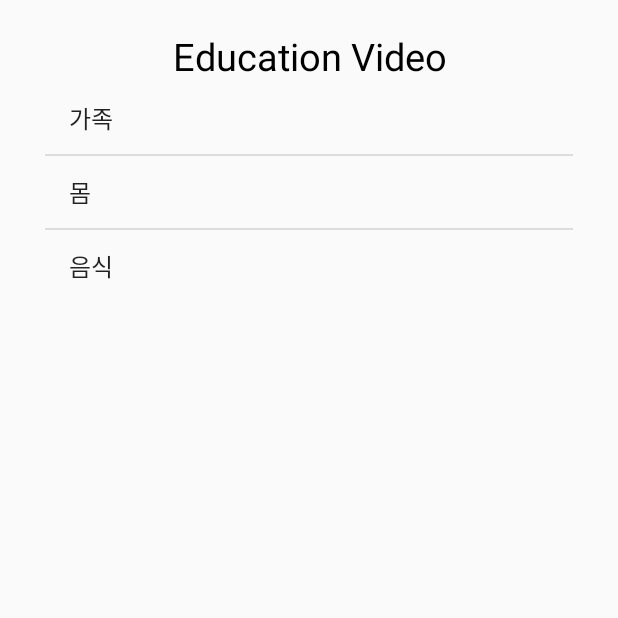
After one commit to hong-pyo/ycdl-android, an Android app: the ListenActivity screen opened directly, with no data from a screen before it, on a phone screen of 412 x 824 dp, the top half of it. The commit adds this screen. Run offline under Robolectric (Android 15) with nearby library versions, the phone set to English and light mode, and no system bars; network calls fail.

Commit message:
video page text

```diff
--- a/app/src/main/AndroidManifest.xml
+++ b/app/src/main/AndroidManifest.xml
@@ -8,8 +8,8 @@
     <uses-permission android:name="android.permission.CHANGE_WIFI_STATE"/>
     <!-- 연령인증 sms -->
     <uses-permission android:name="android.permission.RECEIVE_SMS"/>
-    <uses-permission android:name="android.permission.READ_EXTERNAL_STORAGE" />
-    <uses-permission android:name="android.permission.RECORD_AUDIO" />
+    <uses-permission android:name="android.permission.READ_EXTERNAL_STORAGE"/>
+    <uses-permission android:name="android.permission.RECORD_AUDIO"/>
 
     <application
             android:name=".common.GlobalApplication"
@@ -39,6 +39,8 @@
         </activity>
         <activity android:name=".speak.SpeakActivity">
         </activity>
+        <activity android:name=".video.ListenActivity">
+        </activity>
     </application>
 
 </manifest>
--- /dev/null
+++ b/app/src/main/java/com/hong2/ycdl/video/ListenActivity.java
@@ -0,0 +1,43 @@
+package com.hong2.ycdl.video;
+
+import android.app.Activity;
+import android.os.Bundle;
+import android.view.View;
+import android.widget.AdapterView;
+import android.widget.ArrayAdapter;
+import android.widget.ListView;
+import android.widget.TextView;
+import com.hong2.ycdl.R;
+
+import java.util.ArrayList;
+import java.util.List;
+
+public class ListenActivity extends Activity {
+    /* Xml Control */
+    private ListView listView;
+    private TextView outPut;
+    private String data;
+    private List<String> videoList;
+
+    @Override
+    protected void onCreate(Bundle savedInstanceState) {
+        super.onCreate(savedInstanceState);
+        setContentView(R.layout.activity_listen);
+        videoList = new ArrayList<>();
+        listView = findViewById(R.id.listen_listView);
+        videoList.add("가족");
+        videoList.add("몸");
+        videoList.add("음식");
+
+        ArrayAdapter<String> adapter = new ArrayAdapter<String>(this
+                ,android.R.layout.simple_list_item_1,videoList);
+
+        listView.setOnItemClickListener(new AdapterView.OnItemClickListener() {
+            @Override
+            public void onItemClick(AdapterView<?> parent, View view, int position, long id) {
+
+            }
+        });
+        listView.setAdapter(adapter);
+    }
+}
--- /dev/null
+++ b/app/src/main/res/layout/activity_listen.xml
@@ -0,0 +1,44 @@
+<?xml version="1.0" encoding="utf-8"?>
+<RelativeLayout
+        xmlns:android="http://schemas.android.com/apk/res/android"
+        xmlns:tools="http://schemas.android.com/tools"
+        android:layout_width="match_parent"
+        android:layout_height="match_parent"
+        tools:context=".video.ListenActivity"
+        android:layout_margin="20dp">
+
+    <LinearLayout android:layout_width="match_parent"
+                  android:layout_height="match_parent"
+                  android:orientation="vertical"
+                  >
+        <LinearLayout android:layout_width="fill_parent"
+                      android:layout_height="wrap_content"
+                      android:orientation="horizontal">
+            <TextView
+                    android:id="@+id/listen_textView"
+                    android:text="@string/education_video"
+                    android:textSize="25sp"
+                    android:gravity="center"
+                    android:textColor="@color/color7"
+                    android:layout_width="fill_parent"
+                    android:layout_height="wrap_content"
+                    />
+
+        </LinearLayout>
+        <LinearLayout android:layout_width="fill_parent"
+                      android:layout_height="wrap_content"
+                      android:layout_marginLeft="10dp"
+                      android:layout_marginRight="10dp">
+            <ListView
+
+                    android:id="@+id/listen_listView"
+                    android:layout_width="fill_parent"
+                    android:layout_height="wrap_content"
+                    android:layout_gravity="center">
+
+            </ListView>
+        </LinearLayout>
+    </LinearLayout>
+
+
+</RelativeLayout>
--- a/app/src/main/res/values/strings.xml
+++ b/app/src/main/res/values/strings.xml
@@ -2,4 +2,5 @@
     <string name="app_name">ycdl</string>
     <string name="kakao_app_key">dfaa42ca329023fbaf431bbcb4fe39b3</string>
     <string name="title_activity_home_acitivy">HomeAcitivy</string>
+    <string name="education_video">Education Video</string>
 </resources>
```
Also changed, not shown: app/src/main/java/com/hong2/ycdl/MainActivity.java (+8 -2 lines), app/src/main/java/com/hong2/ycdl/home/HomeActivity.java (+8 -0 lines), app/src/main/java/com/hong2/ycdl/speak/SpeakActivity.java (+9 -5 lines), app/src/main/res/layout/activity_speak.xml (+42 -7 lines), app/src/main/res/layout/content_speack.xml (deleted, +0 -38 lines).
